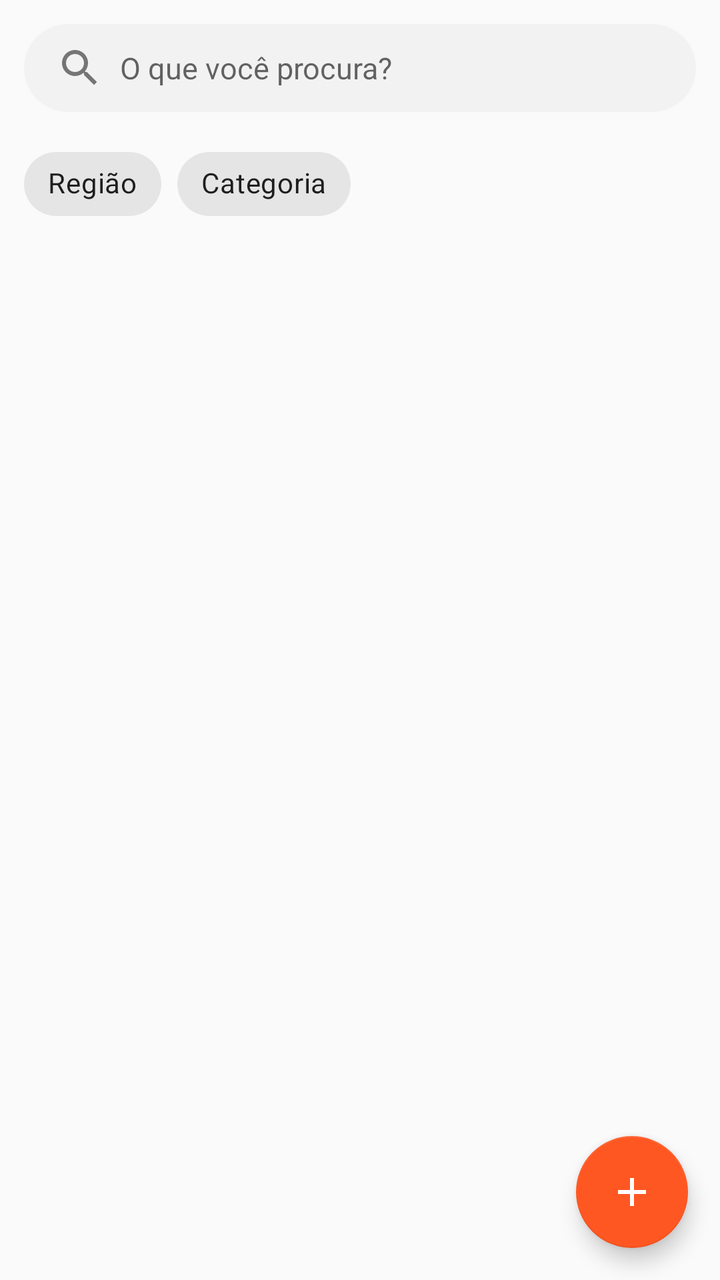
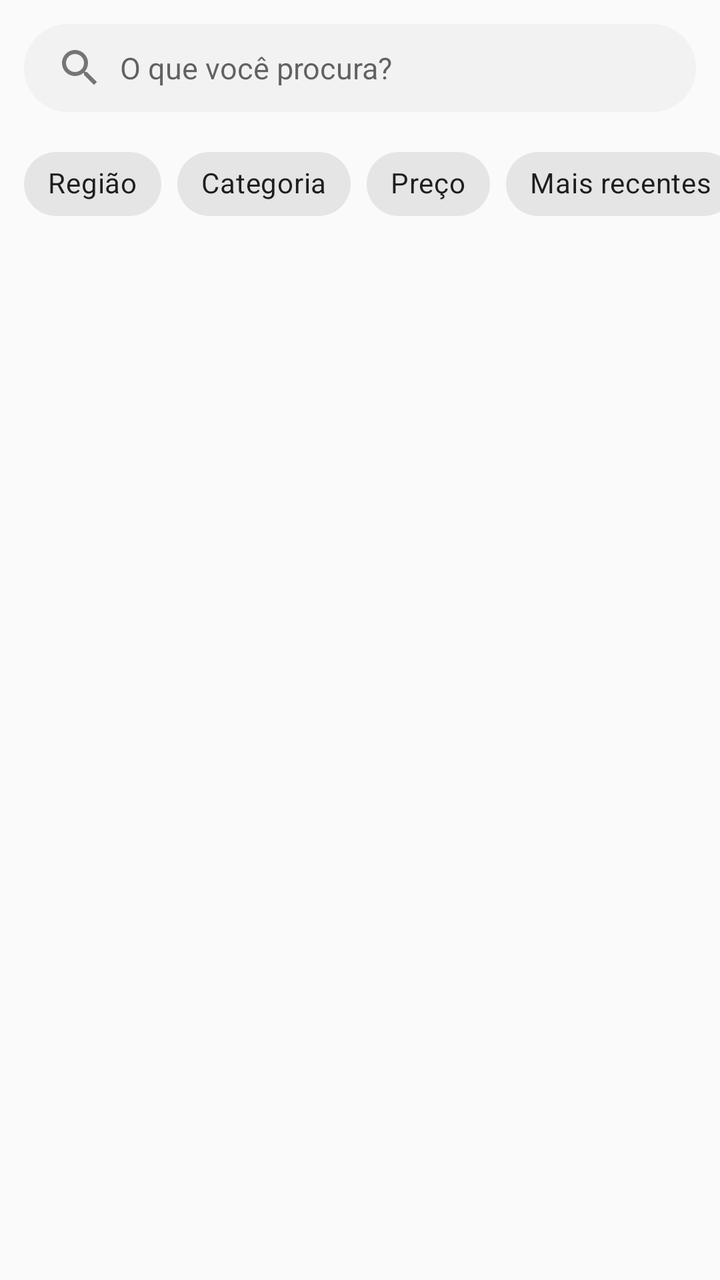

Compare the two renders of this Android layout. The source of the first and the diff that turns it into the second are given below.
<!-- AndroidManifest.xml: application theme AppTheme -->
<!-- res/layout/activity_anuncios.xml -->
<?xml version="1.0" encoding="utf-8"?>
<FrameLayout xmlns:android="http://schemas.android.com/apk/res/android"
    xmlns:app="http://schemas.android.com/apk/res-auto"
    xmlns:tools="http://schemas.android.com/tools"
    android:layout_width="match_parent"
    android:layout_height="match_parent"
    tools:context=".activity.AnunciosActivity">

    <LinearLayout
        android:layout_width="match_parent"
        android:layout_height="match_parent"
        android:orientation="vertical">

        <EditText
            android:id="@+id/editBusca"
            android:layout_width="match_parent"
            android:layout_height="44dp"
            android:layout_margin="12dp"
            android:background="@drawable/bg_busca"
            android:drawableStart="@drawable/ic_search_24dp"
            android:drawablePadding="8dp"
            android:hint="O que você procura?"
            android:imeOptions="actionSearch"
            android:importantForAutofill="no"
            android:inputType="text"
            android:maxLines="1"
            android:paddingStart="16dp"
            android:paddingEnd="16dp"
            android:textSize="15sp" />

        <HorizontalScrollView
            android:layout_width="match_parent"
            android:layout_height="wrap_content"
            android:scrollbars="none">

            <LinearLayout
                android:layout_width="wrap_content"
                android:layout_height="wrap_content"
                android:orientation="horizontal"
                android:paddingStart="12dp"
                android:paddingEnd="12dp">

                <com.google.android.material.chip.Chip
                    android:id="@+id/chipRegiao"
                    style="@style/Widget.MaterialComponents.Chip.Action"
                    android:layout_width="wrap_content"
                    android:layout_height="wrap_content"
                    android:text="Região" />

                <com.google.android.material.chip.Chip
                    android:id="@+id/chipCategoria"
                    style="@style/Widget.MaterialComponents.Chip.Action"
                    android:layout_width="wrap_content"
                    android:layout_height="wrap_content"
                    android:layout_marginStart="8dp"
                    android:text="Categoria" />
            </LinearLayout>
        </HorizontalScrollView>

        <FrameLayout
            android:layout_width="match_parent"
            android:layout_height="match_parent">

            <androidx.recyclerview.widget.RecyclerView
                android:id="@+id/recyclerAnunciosPublicos"
                android:layout_width="match_parent"
                android:layout_height="match_parent"
                android:clipToPadding="false"
                android:padding="4dp" />

            <TextView
                android:id="@+id/textVazio"
                android:layout_width="wrap_content"
                android:layout_height="wrap_content"
                android:layout_gravity="center"
                android:text="Nenhum anúncio encontrado"
                android:textColor="@android:color/darker_gray"
                android:visibility="gone" />
        </FrameLayout>
    </LinearLayout>

    <com.google.android.material.floatingactionbutton.FloatingActionButton
        android:id="@+id/fabAnunciar"
        android:layout_width="wrap_content"
        android:layout_height="wrap_content"
        android:layout_gravity="bottom|end"
        android:layout_margin="16dp"
        android:contentDescription="Anunciar"
        app:srcCompat="@drawable/ic_add_branco_24dp" />
</FrameLayout>
<!-- resources referenced by this layout -->
<resources>
  <!-- drawable bg_busca (drawable) -->
  <?xml version="1.0" encoding="utf-8"?>
  <shape xmlns:android="http://schemas.android.com/apk/res/android"
      android:shape="rectangle">
      <solid android:color="#F2F2F2" />
      <corners android:radius="24dp" />
  </shape>
  <!-- drawable ic_add_branco_24dp (drawable) -->
  <vector android:height="24dp" android:tint="#FFFFFF"
      android:viewportHeight="24.0" android:viewportWidth="24.0"
      android:width="24dp" xmlns:android="http://schemas.android.com/apk/res/android">
      <path android:fillColor="#FF000000" android:pathData="M19,13h-6v6h-2v-6H5v-2h6V5h2v6h6v2z"/>
  </vector>
  <!-- drawable ic_search_24dp (drawable) -->
  <vector xmlns:android="http://schemas.android.com/apk/res/android"
      android:width="24dp"
      android:height="24dp"
      android:tint="#757575"
      android:viewportWidth="24.0"
      android:viewportHeight="24.0">
      <path
          android:fillColor="#FF000000"
          android:pathData="M15.5,14h-0.79l-0.28,-0.27C15.41,12.59 16,11.11 16,9.5 16,5.91 13.09,3 9.5,3S3,5.91 3,9.5 5.91,16 9.5,16c1.61,0 3.09,-0.59 4.23,-1.57l0.27,0.28v0.79l5,4.99L20.49,19l-4.99,-5zM9.5,14C7.01,14 5,11.99 5,9.5S7.01,5 9.5,5 14,7.01 14,9.5 11.99,14 9.5,14z" />
  </vector>
  <style name="AppTheme" parent="Theme.MaterialComponents.Light.DarkActionBar.Bridge">
          
          <item name="colorPrimary">@color/colorPrimary</item>
          <item name="colorPrimaryDark">@color/colorPrimaryDark</item>
          <item name="colorAccent">@color/colorAccent</item>
      </style>
  <color name="colorPrimary">#9C27B0</color>
  <color name="colorPrimaryDark">#7B1FA2</color>
  <color name="colorAccent">#ff5722</color>
</resources>

<!-- the commit's change to res/layout/activity_anuncios.xml (unified diff, before → after) -->
@@ -54,12 +54,29 @@
                     android:layout_height="wrap_content"
                     android:layout_marginStart="8dp"
                     android:text="Categoria" />
+
+                <com.google.android.material.chip.Chip
+                    android:id="@+id/chipPreco"
+                    style="@style/Widget.MaterialComponents.Chip.Action"
+                    android:layout_width="wrap_content"
+                    android:layout_height="wrap_content"
+                    android:layout_marginStart="8dp"
+                    android:text="Preço" />
+
+                <com.google.android.material.chip.Chip
+                    android:id="@+id/chipOrdenar"
+                    style="@style/Widget.MaterialComponents.Chip.Action"
+                    android:layout_width="wrap_content"
+                    android:layout_height="wrap_content"
+                    android:layout_marginStart="8dp"
+                    android:text="Mais recentes" />
             </LinearLayout>
         </HorizontalScrollView>
 
         <FrameLayout
             android:layout_width="match_parent"
-            android:layout_height="match_parent">
+            android:layout_height="0dp"
+            android:layout_weight="1">
 
             <androidx.recyclerview.widget.RecyclerView
                 android:id="@+id/recyclerAnunciosPublicos"
@@ -79,12 +96,4 @@
         </FrameLayout>
     </LinearLayout>
 
-    <com.google.android.material.floatingactionbutton.FloatingActionButton
-        android:id="@+id/fabAnunciar"
-        android:layout_width="wrap_content"
-        android:layout_height="wrap_content"
-        android:layout_gravity="bottom|end"
-        android:layout_margin="16dp"
-        android:contentDescription="Anunciar"
-        app:srcCompat="@drawable/ic_add_branco_24dp" />
 </FrameLayout>
<!-- resource entries referenced after the edit -->
@@ -7,12 +7,6 @@
       <solid android:color="#F2F2F2" />
       <corners android:radius="24dp" />
   </shape>
-  <!-- drawable ic_add_branco_24dp (drawable) -->
-  <vector android:height="24dp" android:tint="#FFFFFF"
-      android:viewportHeight="24.0" android:viewportWidth="24.0"
-      android:width="24dp" xmlns:android="http://schemas.android.com/apk/res/android">
-      <path android:fillColor="#FF000000" android:pathData="M19,13h-6v6h-2v-6H5v-2h6V5h2v6h6v2z"/>
-  </vector>
   <!-- drawable ic_search_24dp (drawable) -->
   <vector xmlns:android="http://schemas.android.com/apk/res/android"
       android:width="24dp"
